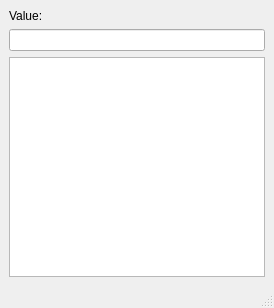
Before: the Qt Designer form Qt/14_qsqlmodel/mainwindow.ui in de-souza/embedded-cpp-training, drawn with Qt 5.
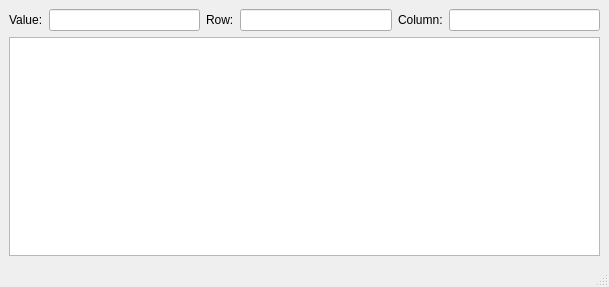
After: the same form once the commit is applied.

Commit message: Display row and column number as well

Diff of the .ui file:
```diff
--- a/Qt/14_qsqlmodel/mainwindow.ui
+++ b/Qt/14_qsqlmodel/mainwindow.ui
@@ -6,8 +6,8 @@
    <rect>
     <x>0</x>
     <y>0</y>
-    <width>274</width>
-    <height>308</height>
+    <width>609</width>
+    <height>287</height>
    </rect>
   </property>
   <property name="windowTitle">
@@ -16,14 +16,38 @@
   <widget class="QWidget" name="centralwidget">
    <layout class="QVBoxLayout" name="verticalLayout">
     <item>
-     <widget class="QLabel" name="label">
+     <layout class="QHBoxLayout" name="horizontalLayout">
+      <item>
+       <widget class="QLabel" name="label_value">
       <property name="text">
        <string>Value:</string>
       </property>
      </widget>
     </item>
     <item>
-     <widget class="QLineEdit" name="lineEdit"/>
+       <widget class="QLineEdit" name="lineEdit_value"/>
+      </item>
+      <item>
+       <widget class="QLabel" name="label">
+        <property name="text">
+         <string>Row:</string>
+        </property>
+       </widget>
+      </item>
+      <item>
+       <widget class="QLineEdit" name="lineEdit_row"/>
+      </item>
+      <item>
+       <widget class="QLabel" name="label_column">
+        <property name="text">
+         <string>Column:</string>
+        </property>
+       </widget>
+      </item>
+      <item>
+       <widget class="QLineEdit" name="lineEdit_column"/>
+      </item>
+     </layout>
     </item>
     <item>
      <widget class="QTableView" name="tableView"/>
```
Left out of the diff: 2 changed lines with no effect on the pictures. Lines whose indentation alone changed are shown as unchanged. The commit also changes 2 other files.
